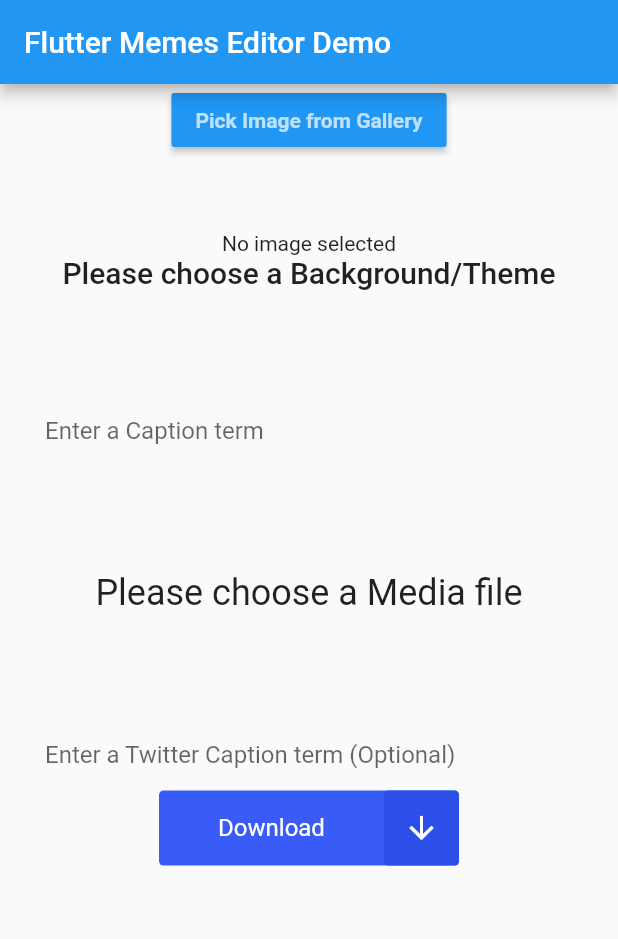
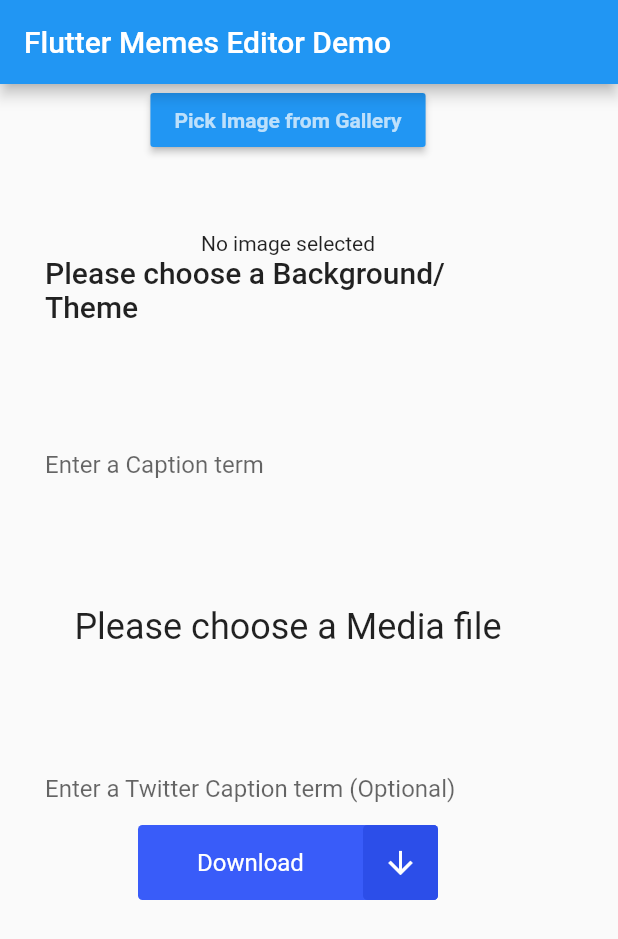
Before and after one commit to SamiESK/FlutterApp, a Flutter app: the screen it shows after launch, on a phone screen of 412 x 824 dp. Shown: the top 939 px of the screen. Run offline on Flutter 3.47's test engine with Material 2 defaults, Android fonts, the phone set to English and light mode, and no system bars; our stand-ins replace image_picker.

```diff
--- a/lib/main.dart
+++ b/lib/main.dart
@@ -65,7 +65,9 @@ class _MyHomePageState extends State<MyHomePage> {
       ),
 
       //MK changed from Center to Container
-      body: Container(
+      body: AspectRatio(
+        aspectRatio: 1 / 2,
+        child: Container(
           //  alignment: Alignment.topCenter,
           margin: new EdgeInsets.symmetric(horizontal: 30.0),
           // Center is a layout widget. It takes a single child and positions it
@@ -130,9 +132,10 @@ class _MyHomePageState extends State<MyHomePage> {
                 ),
               ),
               //MK:Below button is for the Done/Download - Functionality to be added later
-            ButtonAnimation(
-                Color.fromRGBO(57, 92, 249, 1), Color.fromRGBO(44, 78, 233, 1)),
+              ButtonAnimation(Color.fromRGBO(57, 92, 249, 1),
+                  Color.fromRGBO(44, 78, 233, 1)),
             ],
+          ),
         ),
       ),
 
```
Lines whose indentation alone changed are shown as unchanged.
